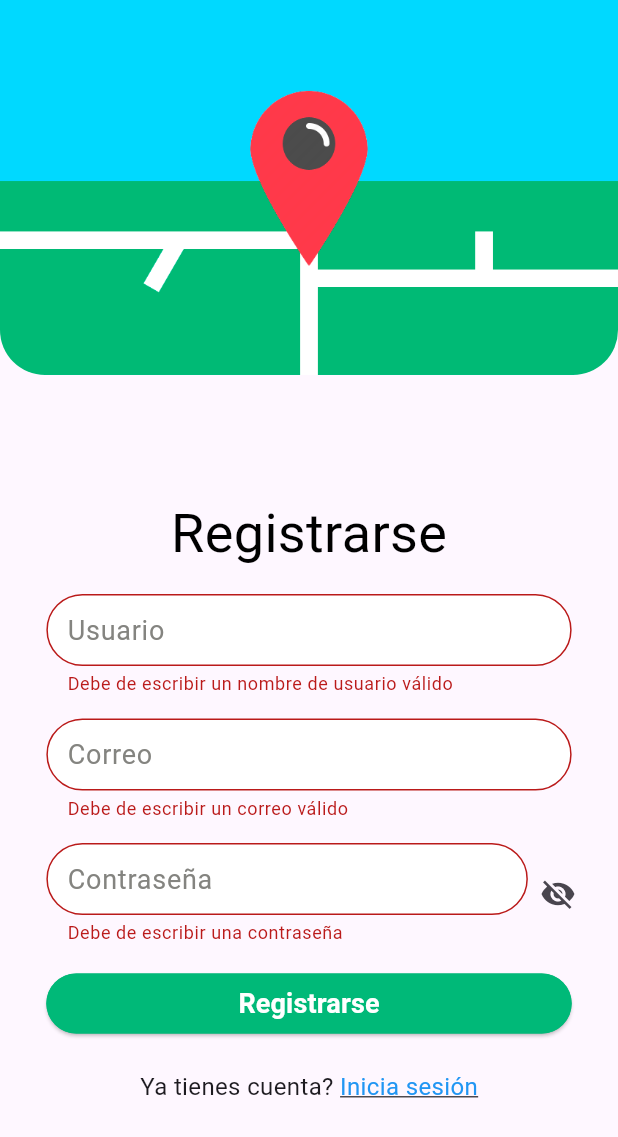
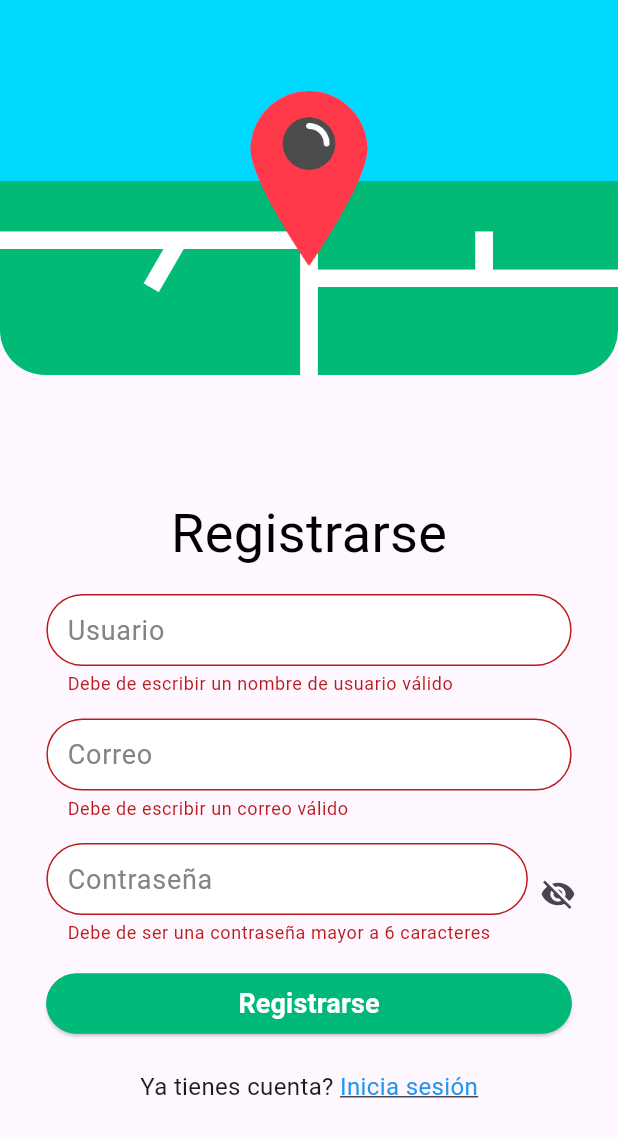
Before and after one commit to IvanRT18/SpotLy, a Flutter app: the Register screen opened directly, after a tap on "Registrarse", on a phone screen of 412 x 824 dp. Shown: the top 1137 px of the screen. Run offline on Flutter 3.47's test engine with Material 3 defaults, Android fonts, the phone set to English and light mode, and no system bars; our stand-ins replace cloud_firestore, firebase_auth, firebase_core, flutter_rating_bar, font_awesome_flutter, geolocator and 2 more; accounts and stored records are empty; Roboto replaces fonts that are missing (Montserrat, Questrial).

Commit message:
Validación contraseña mayor a 6 caracteres

```diff
--- a/lib/register.dart
+++ b/lib/register.dart
@@ -262,7 +262,7 @@ class _RegisterState extends State<Register> {
                                             fontWeight: FontWeight.w400,
                                           ),
                                           errorText: _validarContrasena
-                                              ? 'Debe de escribir una contraseña'
+                                              ? 'Debe de ser una contraseña mayor a 6 caracteres'
                                               : null),
                                       onChanged: (texto) {
                                         setState(() {
@@ -304,7 +304,8 @@ class _RegisterState extends State<Register> {
                                     : true;
 
                                 _validarContrasena =
-                                    passwordController.text.isNotEmpty
+                                    passwordController.text.length >= 6 &&
+                                            passwordController.text.isNotEmpty
                                         ? false
                                         : true;
 
```
